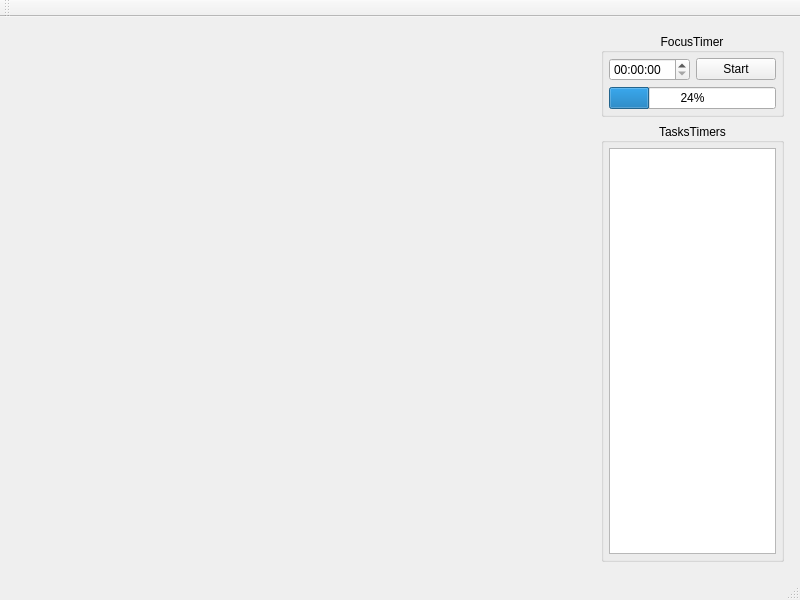
The window that app/TaskSpace/gui/mainwindow.ui (ApplicationsForge/TaskSpace) describes before a commit, drawn with Qt 5.
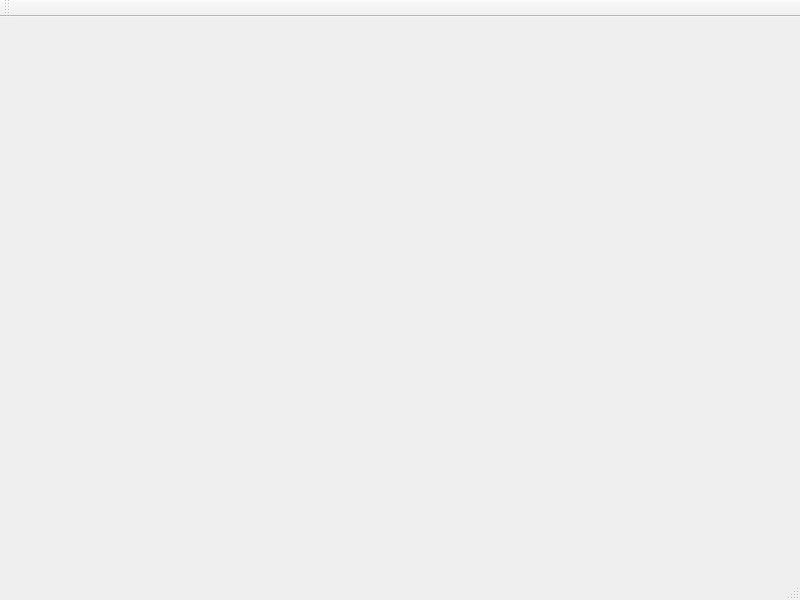
The same window after the commit.

Commit message: концепция центрального виджета

Diff of the .ui file:
```diff
--- a/app/TaskSpace/gui/mainwindow.ui
+++ b/app/TaskSpace/gui/mainwindow.ui
@@ -29,170 +29,6 @@
       <property name="frameShadow">
        <enum>QFrame::Raised</enum>
       </property>
-      <layout class="QGridLayout" name="gridLayout_2">
-       <property name="leftMargin">
-        <number>5</number>
-       </property>
-       <property name="topMargin">
-        <number>5</number>
-       </property>
-       <property name="rightMargin">
-        <number>5</number>
-       </property>
-       <property name="bottomMargin">
-        <number>5</number>
-       </property>
-       <item row="0" column="0">
-        <widget class="QScrollArea" name="backlogScrollArea">
-         <property name="frameShape">
-          <enum>QFrame::NoFrame</enum>
-         </property>
-         <property name="widgetResizable">
-          <bool>true</bool>
-         </property>
-         <widget class="QWidget" name="scrollAreaWidgetContents">
-          <property name="geometry">
-           <rect>
-            <x>0</x>
-            <y>0</y>
-            <width>565</width>
-            <height>504</height>
-           </rect>
-          </property>
-          <layout class="QHBoxLayout" name="horizontalLayout">
-           <property name="leftMargin">
-            <number>0</number>
-           </property>
-           <property name="topMargin">
-            <number>0</number>
-           </property>
-           <property name="rightMargin">
-            <number>0</number>
-           </property>
-           <property name="bottomMargin">
-            <number>0</number>
-           </property>
-          </layout>
-         </widget>
-        </widget>
-       </item>
-      </layout>
-     </widget>
-    </item>
-    <item row="0" column="1" rowspan="2">
-     <widget class="QFrame" name="timersFrame">
-      <property name="sizePolicy">
-       <sizepolicy hsizetype="Preferred" vsizetype="Preferred">
-        <horstretch>1</horstretch>
-        <verstretch>0</verstretch>
-       </sizepolicy>
-      </property>
-      <property name="frameShape">
-       <enum>QFrame::NoFrame</enum>
-      </property>
-      <property name="frameShadow">
-       <enum>QFrame::Raised</enum>
-      </property>
-      <layout class="QVBoxLayout" name="verticalLayout">
-       <property name="leftMargin">
-        <number>5</number>
-       </property>
-       <property name="topMargin">
-        <number>5</number>
-       </property>
-       <property name="rightMargin">
-        <number>5</number>
-       </property>
-       <property name="bottomMargin">
-        <number>5</number>
-       </property>
-       <item>
-        <widget class="QGroupBox" name="FocusTimerGroupBox">
-         <property name="sizePolicy">
-          <sizepolicy hsizetype="Preferred" vsizetype="Preferred">
-           <horstretch>0</horstretch>
-           <verstretch>0</verstretch>
-          </sizepolicy>
-         </property>
-         <property name="title">
-          <string>FocusTimer</string>
-         </property>
-         <property name="alignment">
-          <set>Qt::AlignCenter</set>
-         </property>
-         <property name="flat">
-          <bool>true</bool>
-         </property>
-         <layout class="QGridLayout" name="gridLayout_3">
-          <property name="leftMargin">
-           <number>5</number>
-          </property>
-          <property name="topMargin">
-           <number>5</number>
-          </property>
-          <property name="rightMargin">
-           <number>5</number>
-          </property>
-          <property name="bottomMargin">
-           <number>5</number>
-          </property>
-          <item row="0" column="0">
-           <widget class="QTimeEdit" name="focusTimerTimeEdit"/>
-          </item>
-          <item row="0" column="1">
-           <widget class="QPushButton" name="startFocusTimerPushButton">
-            <property name="text">
-             <string>Start</string>
-            </property>
-           </widget>
-          </item>
-          <item row="1" column="0" colspan="2">
-           <widget class="QProgressBar" name="progressBar">
-            <property name="value">
-             <number>24</number>
-            </property>
-           </widget>
-          </item>
-         </layout>
-        </widget>
-       </item>
-       <item>
-        <widget class="QGroupBox" name="TaskTimersGroupBox">
-         <property name="sizePolicy">
-          <sizepolicy hsizetype="Preferred" vsizetype="Preferred">
-           <horstretch>0</horstretch>
-           <verstretch>0</verstretch>
-          </sizepolicy>
-         </property>
-         <property name="title">
-          <string>TasksTimers</string>
-         </property>
-         <property name="alignment">
-          <set>Qt::AlignCenter</set>
-         </property>
-         <property name="flat">
-          <bool>true</bool>
-         </property>
-         <layout class="QVBoxLayout" name="verticalLayout_2">
-          <property name="leftMargin">
-           <number>5</number>
-          </property>
-          <property name="topMargin">
-           <number>5</number>
-          </property>
-          <property name="rightMargin">
-           <number>5</number>
-          </property>
-          <property name="bottomMargin">
-           <number>5</number>
-          </property>
-          <item>
-           <widget class="QListWidget" name="listWidget_4"/>
-          </item>
-         </layout>
-        </widget>
-       </item>
-      </layout>
      </widget>
     </item>
    </layout>
```
Left out of the diff: 2 changed lines with no effect on the pictures. The commit also changes 1 other file.
